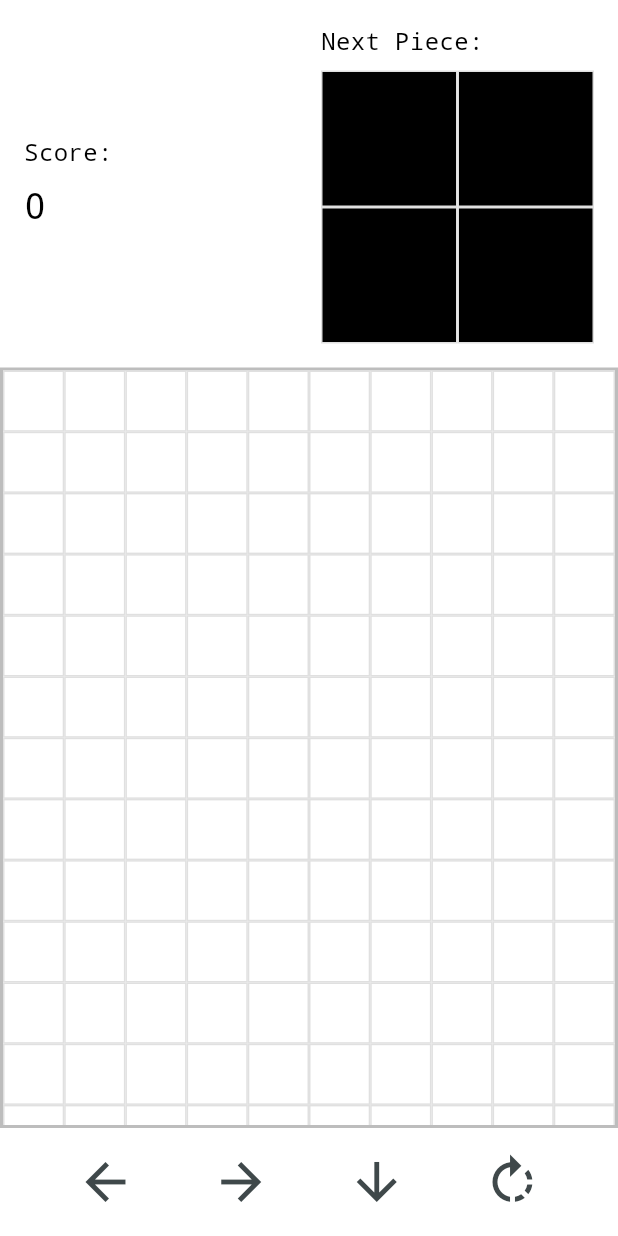
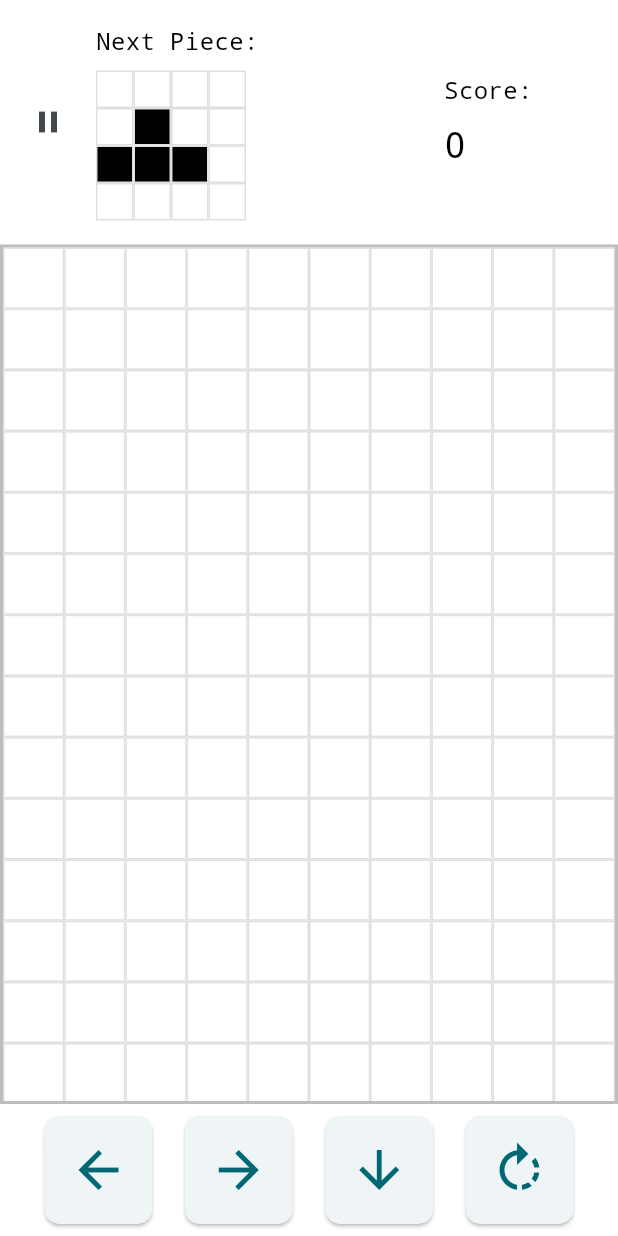
Before and after one commit to dcaayushd/Tetris-pdf, a Flutter app: the screen it shows after launch, on a phone screen of 412 x 824 dp. Run offline on Flutter 3.47's test engine with Material 3 defaults, Android fonts, the phone set to English and light mode, and no system bars.

Commit message:
Temporary Game Pause/Play Added

```diff
--- a/lib/main.dart
+++ b/lib/main.dart
@@ -50,13 +50,20 @@ class _TetrisGameState extends State<TetrisGame> {
   late Piece nextPiece;
   late int score;
   late GlobalKey<GameBoardState> gameBoardKey;
+  bool _isInitialized = false;
 
   @override
   void initState() {
     super.initState();
+    gameBoardKey = GlobalKey<GameBoardState>();
     nextPiece = _getRandomPiece();
     score = 0;
-    gameBoardKey = GlobalKey<GameBoardState>();
+
+    WidgetsBinding.instance.addPostFrameCallback((_) {
+      if (mounted) {
+        setState(() => _isInitialized = true);
+      }
+    });
   }
 
   Piece _getRandomPiece() {
@@ -68,38 +75,50 @@ class _TetrisGameState extends State<TetrisGame> {
   Widget build(BuildContext context) {
     return Column(
       children: [
-        // Score and Next Piece at the top
         Padding(
           padding: const EdgeInsets.all(8.0),
           child: Row(
             children: [
+              if (_isInitialized)
+                IconButton(
+                  icon: Icon(gameBoardKey.currentState?.isPaused == true
+                      ? Icons.play_arrow
+                      : Icons.pause),
+                  onPressed: () {
+                    final currentState = gameBoardKey.currentState;
+                    if (currentState != null) {
+                      final newPauseState = !currentState.isPaused;
+                      currentState.togglePause(newPauseState);
+                      setState(() {});
+                    }
+                  },
+                ),
+              Expanded(
+                flex: 2,
+                child: NextPieceDisplay(nextPiece: nextPiece),
+              ),
               Expanded(
                 flex: 1,
                 child: ScoreDisplay(score: score),
-              ),
-              Expanded(
-                flex: 1,
-                child: NextPieceDisplay(nextPiece: nextPiece),
               ),
             ],
           ),
         ),
         Expanded(
           flex: 3,
-          child: GameBoard(
+          child: _isInitialized
+              ? GameBoard(
                   key: gameBoardKey,
                   onScoreUpdate: (newScore) {
-              setState(() {
-                score = newScore;
-              });
+                    if (mounted) setState(() => score = newScore);
                   },
                   onNextPieceUpdate: (newNextPiece) {
-              setState(() {
-                nextPiece = newNextPiece;
-              });
+                    if (mounted) setState(() => nextPiece = newNextPiece);
                   },
+                )
+              : const Center(child: CircularProgressIndicator()),
         ),
-        ),
+        if (_isInitialized)
           ControlButtons(
             onLeft: () => gameBoardKey.currentState?.movePiece(-1),
             onRight: () => gameBoardKey.currentState?.movePiece(1),
--- a/lib/widgets/control_buttons.dart
+++ b/lib/widgets/control_buttons.dart
@@ -21,21 +21,46 @@ class ControlButtons extends StatelessWidget {
       child: Row(
         mainAxisAlignment: MainAxisAlignment.spaceEvenly,
         children: [
-          IconButton(
-            icon: const Icon(Icons.arrow_back, size: 40),
+          ElevatedButton(
+            style: ElevatedButton.styleFrom(
+              shape: RoundedRectangleBorder(
+                borderRadius: BorderRadius.circular(10),
+              ),
+              padding: const EdgeInsets.all(16),
+            ),
             onPressed: onLeft,
+            child: const Icon(Icons.arrow_back, size: 40),
           ),
-          IconButton(
-            icon: const Icon(Icons.arrow_forward, size: 40),
+          ElevatedButton(
+            style: ElevatedButton.styleFrom(
+              shape: RoundedRectangleBorder(
+                borderRadius: BorderRadius.circular(10),
+              ),
+              padding: const EdgeInsets.all(16),
+            ),
             onPressed: onRight,
+            child: const Icon(Icons.arrow_forward, size: 40),
+
           ),
-          IconButton(
-            icon: const Icon(Icons.arrow_downward, size: 40),
+          ElevatedButton(
+            style: ElevatedButton.styleFrom(
+              shape: RoundedRectangleBorder(
+                borderRadius: BorderRadius.circular(10),
+              ),
+              padding: const EdgeInsets.all(16),
+            ),
             onPressed: onDown,
+            child: const Icon(Icons.arrow_downward, size: 40),
           ),
-          IconButton(
-            icon: const Icon(Icons.rotate_right, size: 40),
+          ElevatedButton(
+            style: ElevatedButton.styleFrom(
+              shape: RoundedRectangleBorder(
+                borderRadius: BorderRadius.circular(10),
+              ),
+              padding: const EdgeInsets.all(16),
+            ),
             onPressed: onRotate,
+            child: const Icon(Icons.rotate_right, size: 40),
           ),
         ],
       ),
--- a/lib/widgets/next_piece.dart
+++ b/lib/widgets/next_piece.dart
@@ -19,22 +19,33 @@ class NextPieceDisplay extends StatelessWidget {
             style: TextStyle(fontSize: 16, color: Colors.black),
           ),
           const SizedBox(height: 8),
-          GridView.builder(
+          SizedBox(
+            width: 100,
+            height: 100,
+            child: GridView.builder(
               shrinkWrap: true,
-            gridDelegate: SliverGridDelegateWithFixedCrossAxisCount(
-              crossAxisCount: nextPiece.shape[0].length,
+              gridDelegate: const SliverGridDelegateWithFixedCrossAxisCount(
+                crossAxisCount: 4,
               ),
               itemBuilder: (context, index) {
-              final row = index ~/ nextPiece.shape[0].length;
-              final col = index % nextPiece.shape[0].length;
+                final row = index ~/ 4;
+                final col = index % 4;
+                final pieceRow = row - (4 - nextPiece.shape.length) ~/ 2;
+                final pieceCol = col - (4 - nextPiece.shape[0].length) ~/ 2;
+                final isFilled = pieceRow >= 0 &&
+                    pieceRow < nextPiece.shape.length &&
+                    pieceCol >= 0 &&
+                    pieceCol < nextPiece.shape[0].length &&
+                    nextPiece.shape[pieceRow][pieceCol] == 1;
                 return Container(
                   decoration: BoxDecoration(
                     border: Border.all(color: Colors.grey.shade300),
-                  color: nextPiece.shape[row][col] == 1 ? Colors.black : Colors.white,
+                    color: isFilled ? Colors.black : Colors.white,
                   ),
                 );
               },
-            itemCount: nextPiece.shape.length * nextPiece.shape[0].length,
+              itemCount: 16, // 4x4 grid
+            ),
           ),
         ],
       ),
```
Also changed, not shown: lib/widgets/game_board.dart (+64 -26 lines). Lines whose indentation alone changed are shown as unchanged.
